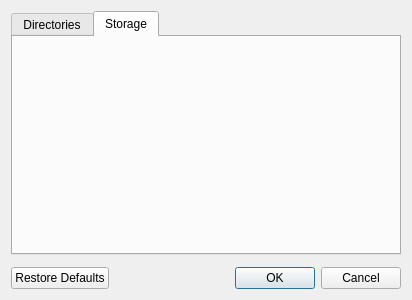
Before: the Qt Designer form src/package/ui/ui_settings.ui in bousqi/osm-ad, drawn with Qt 5.
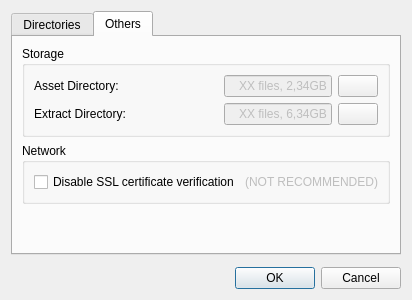
After: the same form once the commit is applied. The open tabs and pages were chosen to show the change. Icons and pictures are not drawn.

Commit message: Settings UI supports a second tab for SSL and Dirs clean

```diff
--- a/src/package/ui/ui_settings.ui
+++ b/src/package/ui/ui_settings.ui
@@ -168,8 +168,174 @@
      </widget>
      <widget class="QWidget" name="storage">
       <attribute name="title">
-       <string>Storage</string>
+       <string>Others</string>
       </attribute>
+      <layout class="QGridLayout" name="gridLayout_3">
+       <item row="2" column="0" colspan="2">
+        <widget class="QGroupBox" name="groupBox">
+         <property name="sizePolicy">
+          <sizepolicy hsizetype="Preferred" vsizetype="Fixed">
+           <horstretch>0</horstretch>
+           <verstretch>0</verstretch>
+          </sizepolicy>
+         </property>
+         <property name="title">
+          <string>Storage</string>
+         </property>
+         <layout class="QGridLayout" name="gridLayout_4">
+          <item row="0" column="1">
+           <widget class="QLineEdit" name="le_dirstatus_asset">
+            <property name="enabled">
+             <bool>false</bool>
+            </property>
+            <property name="sizePolicy">
+             <sizepolicy hsizetype="Fixed" vsizetype="Fixed">
+              <horstretch>0</horstretch>
+              <verstretch>0</verstretch>
+             </sizepolicy>
+            </property>
+            <property name="text">
+             <string>XX files, 2,34GB</string>
+            </property>
+            <property name="alignment">
+             <set>Qt::AlignRight|Qt::AlignTrailing|Qt::AlignVCenter</set>
+            </property>
+           </widget>
+          </item>
+          <item row="1" column="2">
+           <widget class="QPushButton" name="btn_clean_output">
+            <property name="sizePolicy">
+             <sizepolicy hsizetype="Fixed" vsizetype="Fixed">
+              <horstretch>0</horstretch>
+              <verstretch>0</verstretch>
+             </sizepolicy>
+            </property>
+            <property name="text">
+             <string/>
+            </property>
+            <property name="icon">
+             <iconset resource="../../resources.qrc">
+              <normaloff>:/icons/icons/base/clean-32.png</normaloff>:/icons/icons/base/clean-32.png</iconset>
+            </property>
+            <property name="iconSize">
+             <size>
+              <width>16</width>
+              <height>16</height>
+             </size>
+            </property>
+            <property name="flat">
+             <bool>false</bool>
+            </property>
+           </widget>
+          </item>
+          <item row="0" column="2">
+           <widget class="QPushButton" name="btn_clean_asset">
+            <property name="sizePolicy">
+             <sizepolicy hsizetype="Fixed" vsizetype="Fixed">
+              <horstretch>0</horstretch>
+              <verstretch>0</verstretch>
+             </sizepolicy>
+            </property>
+            <property name="text">
+             <string/>
+            </property>
+            <property name="icon">
+             <iconset resource="../../resources.qrc">
+              <normaloff>:/icons/icons/base/clean-32.png</normaloff>:/icons/icons/base/clean-32.png</iconset>
+            </property>
+            <property name="iconSize">
+             <size>
+              <width>16</width>
+              <height>16</height>
+             </size>
+            </property>
+            <property name="flat">
+             <bool>false</bool>
+            </property>
+           </widget>
+          </item>
+          <item row="1" column="1">
+           <widget class="QLineEdit" name="le_dirstatus_output">
+            <property name="enabled">
+             <bool>false</bool>
+            </property>
+            <property name="sizePolicy">
+             <sizepolicy hsizetype="Fixed" vsizetype="Fixed">
+              <horstretch>0</horstretch>
+              <verstretch>0</verstretch>
+             </sizepolicy>
+            </property>
+            <property name="text">
+             <string>XX files, 6,34GB</string>
+            </property>
+            <property name="alignment">
+             <set>Qt::AlignRight|Qt::AlignTrailing|Qt::AlignVCenter</set>
+            </property>
+           </widget>
+          </item>
+          <item row="1" column="0">
+           <widget class="QLabel" name="label_6">
+            <property name="text">
+             <string>Extract Directory:</string>
+            </property>
+           </widget>
+          </item>
+          <item row="0" column="0">
+           <widget class="QLabel" name="label_5">
+            <property name="text">
+             <string>Asset Directory:</string>
+            </property>
+           </widget>
+          </item>
+         </layout>
+        </widget>
+       </item>
+       <item row="3" column="0" colspan="2">
+        <widget class="QGroupBox" name="groupBox_2">
+         <property name="title">
+          <string>Network</string>
+         </property>
+         <layout class="QGridLayout" name="gridLayout_5">
+          <item row="0" column="0">
+           <widget class="QCheckBox" name="cb_disable_ssl_check">
+            <property name="toolTip">
+             <string>Useful for network with proxies and SSL certificate injection</string>
+            </property>
+            <property name="text">
+             <string>Disable SSL certificate verification</string>
+            </property>
+           </widget>
+          </item>
+          <item row="0" column="1">
+           <widget class="QLabel" name="label_7">
+            <property name="enabled">
+             <bool>false</bool>
+            </property>
+            <property name="text">
+             <string>(NOT RECOMMENDED)</string>
+            </property>
+            <property name="alignment">
+             <set>Qt::AlignRight|Qt::AlignTrailing|Qt::AlignVCenter</set>
+            </property>
+           </widget>
+          </item>
+         </layout>
+        </widget>
+       </item>
+       <item row="4" column="0">
+        <spacer name="verticalSpacer_2">
+         <property name="orientation">
+          <enum>Qt::Vertical</enum>
+         </property>
+         <property name="sizeHint" stdset="0">
+          <size>
+           <width>20</width>
+           <height>40</height>
+          </size>
+         </property>
+        </spacer>
+       </item>
+      </layout>
      </widget>
     </widget>
    </item>
@@ -195,7 +361,7 @@
       <enum>Qt::Horizontal</enum>
      </property>
      <property name="standardButtons">
-      <set>QDialogButtonBox::Cancel|QDialogButtonBox::Ok|QDialogButtonBox::RestoreDefaults</set>
+      <set>QDialogButtonBox::Cancel|QDialogButtonBox::Ok</set>
      </property>
      <property name="centerButtons">
       <bool>false</bool>
```
Left out of the diff: 2 changed lines with no effect on the pictures. The commit also changes 3 other files.
